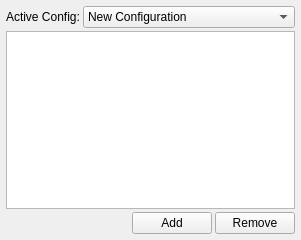
Qt form ui/ChannelsWidget.ui (kipr/botui) before a commit.
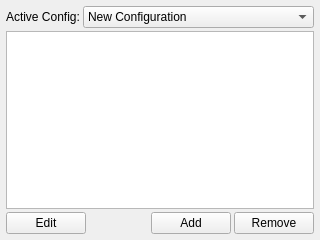
The same form after that commit. Icons and pictures are not drawn.

Commit message: Made battery widget polling

```diff
--- a/ui/ChannelsWidget.ui
+++ b/ui/ChannelsWidget.ui
@@ -6,7 +6,7 @@
    <rect>
     <x>0</x>
     <y>0</y>
-    <width>301</width>
+    <width>320</width>
     <height>240</height>
    </rect>
   </property>
@@ -51,6 +51,17 @@
      <property name="topMargin">
       <number>0</number>
      </property>
+     <item>
+      <widget class="QPushButton" name="edit">
+       <property name="text">
+        <string>Edit</string>
+       </property>
+       <property name="icon">
+        <iconset resource="../rc/icons.qrc">
+         <normaloff>:/icons/wrench.png</normaloff>:/icons/wrench.png</iconset>
+       </property>
+      </widget>
+     </item>
      <item>
       <spacer name="horizontalSpacer">
        <property name="orientation">
```
The commit also changes 2 other files.
